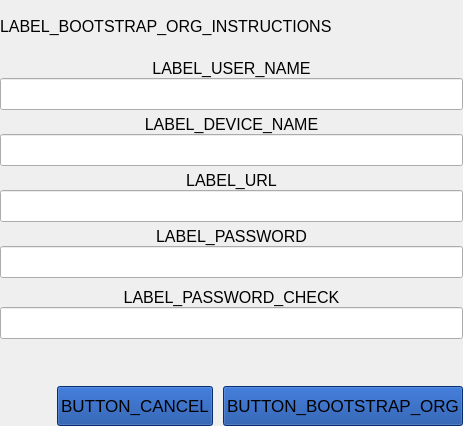
Old version of the form parsec/core/gui/forms/bootstrap_organization_widget.ui in the repository Scille/parsec-cloud.
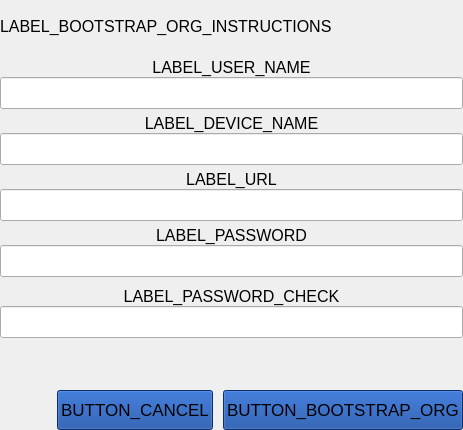
New version of the form. Custom widgets are drawn as their Qt base class.

The edit to the form file:
```diff
--- a/parsec/core/gui/forms/bootstrap_organization_widget.ui
+++ b/parsec/core/gui/forms/bootstrap_organization_widget.ui
@@ -7,7 +7,7 @@
     <x>0</x>
     <y>0</y>
     <width>463</width>
-    <height>426</height>
+    <height>430</height>
    </rect>
   </property>
   <property name="windowTitle">
@@ -375,6 +375,9 @@
            <property name="spacing">
             <number>10</number>
            </property>
+           <property name="topMargin">
+            <number>5</number>
+           </property>
            <item>
             <spacer name="horizontalSpacer">
              <property name="orientation">
```
